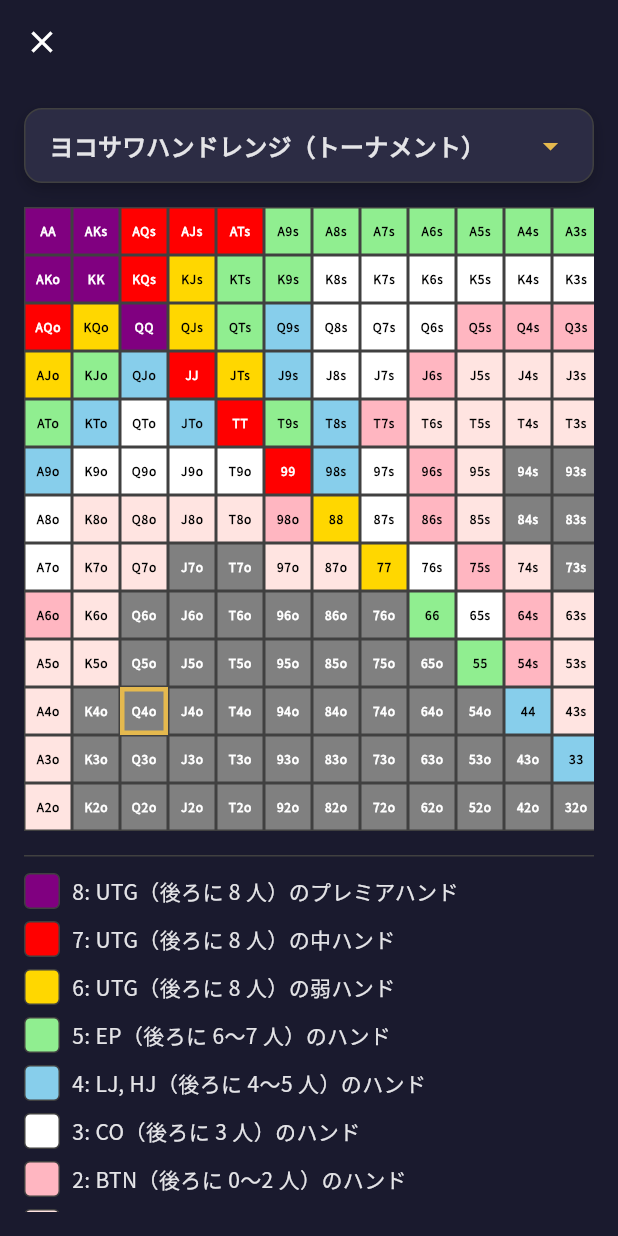
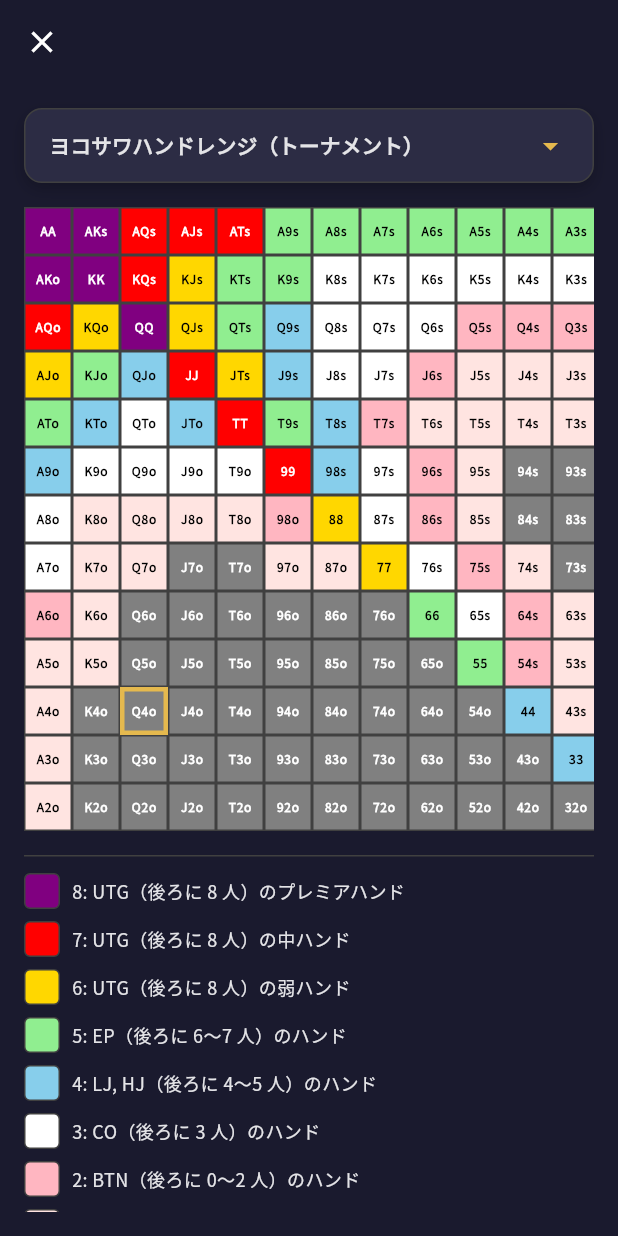
Before and after one commit to kosukesaigusa/preflop, a Flutter app: the screen it shows after launch, after a tap on the "grid on" icon, on a phone screen of 412 x 824 dp. Run offline on Flutter 3.47's test engine with Material 3 defaults, Android fonts, the phone set to English and light mode, and no system bars; our stand-ins replace device_preview, flutter_hooks, flutter_svg, freezed_annotation, gap, hooks_riverpod and 4 more; generated files the repository leaves out were written again.

Commit message:
feat:  define max screen width and make font size dynamic

```diff
--- a/lib/main.dart
+++ b/lib/main.dart
@@ -10,6 +10,7 @@ import 'model/util/logger.dart';
 import 'model/util/package_info.dart';
 import 'ui/page/quiz/quiz_page.dart';
 import 'ui/style/color.dart';
+import 'ui/style/screen.dart';
 import 'ui/style/typography.dart';
 
 Future<void> main() async {
@@ -74,14 +75,13 @@ Future<void> main() async {
                 textTheme: appTextTheme,
               ),
               home: const QuizPage(),
-              builder: (context, child) {
-                return Center(
-                  child: ConstrainedBox(
-                    constraints: const BoxConstraints(maxWidth: 480),
-                    child: child,
+              builder:
+                  (context, child) => Center(
+                    child: ConstrainedBox(
+                      constraints: const BoxConstraints(maxWidth: maxScreenWidth),
+                      child: child,
+                    ),
                   ),
-                );
-              },
             ),
       ),
     ),
--- /dev/null
+++ b/lib/ui/style/screen.dart
@@ -0,0 +1,2 @@
+/// 最大画面横幅。
+const maxScreenWidth = 480.0;
```
Also changed, not shown: lib/ui/style/typography.dart (+53 -15 lines).
